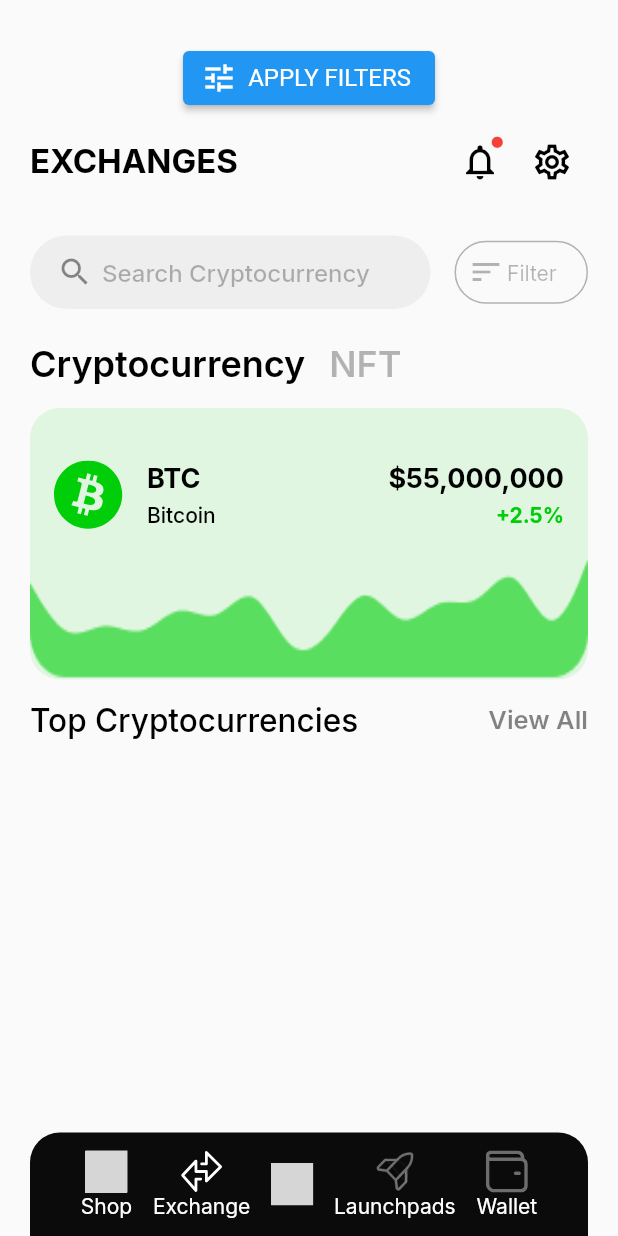
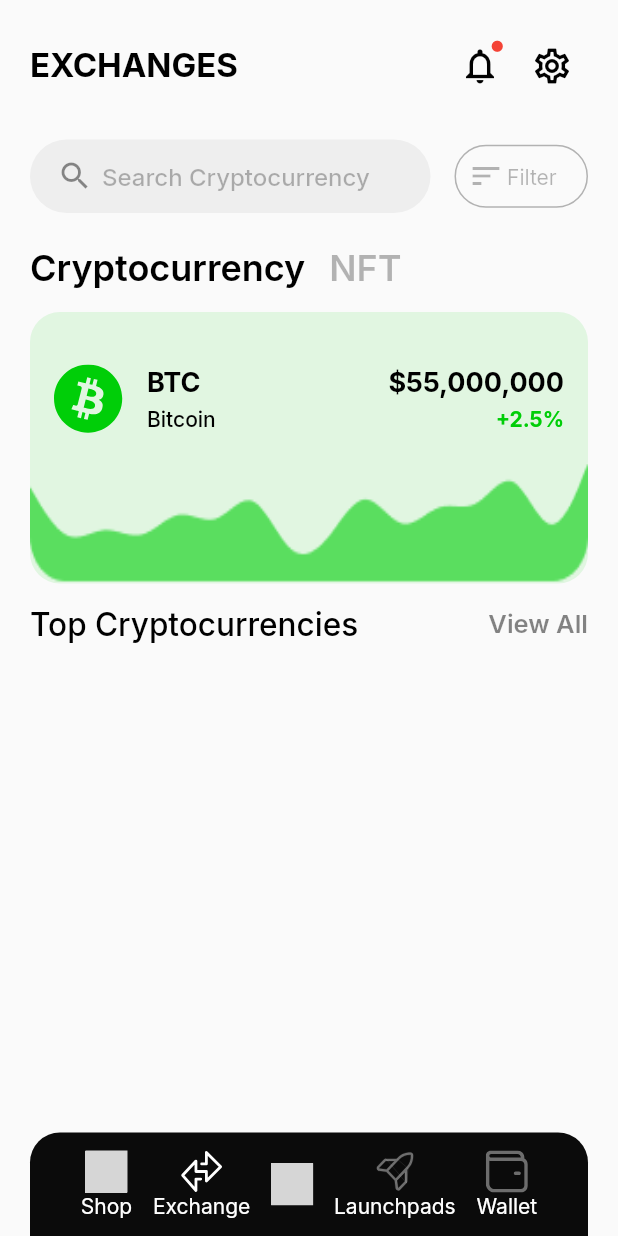
Before and after one commit to jv18creator/gweiland, a Flutter app: the screen it shows after launch, on a phone screen of 412 x 824 dp. Run offline on Flutter 3.47's test engine with Material 2 defaults, Android fonts, the phone set to English and light mode, and no system bars; our stand-ins replace bloc, dio, flutter_bloc, flutter_dotenv, flutter_svg, google_fonts; network calls fail; grey boxes are pictures that could not be loaded.

Commit message:
fix: removed dead code
Signed-off-by: Jeet Viramgama <jviramgama5@gmail.com>

```diff
--- a/lib/pages/home_page.dart
+++ b/lib/pages/home_page.dart
@@ -6,44 +6,19 @@ import 'package:gweiland/widgets/home/view/crypto_status_card.dart';
 import 'package:gweiland/widgets/home/view/filter_area.dart';
 import 'package:gweiland/widgets/home/view/search_input.dart';
 import 'package:gweiland/widgets/home/view/tab_area.dart';
-import 'package:gweiland/widgets/home/bloc/cryptocurrency_listings_bloc.dart';
-import 'package:bloc/bloc.dart';
-import 'package:flutter_bloc/flutter_bloc.dart';
 
 class HomePage extends StatelessWidget {
   const HomePage({super.key});
 
   @override
   Widget build(BuildContext context) {
-    return Scaffold(
+    return const Scaffold(
       body: SafeArea(
         bottom: false,
         child: Padding(
           padding: EdgeInsets.only(left: 20, top: 20, right: 20),
           child: Column(
             children: [
-              BlocBuilder<CryptocurrencyListingsBloc,
-                  CryptocurrencyListingsState>(
-                builder: (context, state) {
-                  print('state.data ${state.data}');
-                  return Container(
-                    padding: const EdgeInsets.symmetric(vertical: 8.0),
-                    child: ElevatedButton.icon(
-                      onPressed: () {},
-                      icon: const Icon(
-                        Icons.tune,
-                      ),
-                      label: Text(
-                        "Apply Filters".toUpperCase(),
-                        style: const TextStyle(),
-                      ),
-                      style: ElevatedButton.styleFrom(
-                        textStyle: const TextStyle(fontSize: 16),
-                      ),
-                    ),
-                  );
-                },
-              ),
               Expanded(
                 child: Column(
                   crossAxisAlignment: CrossAxisAlignment.start,
```
